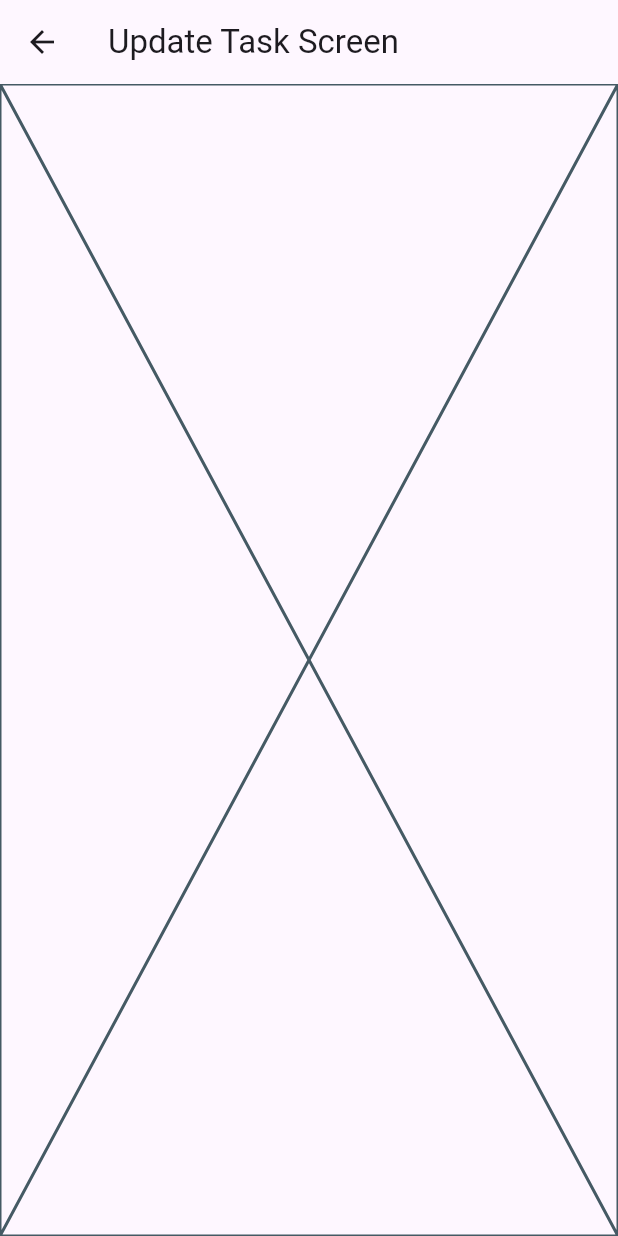
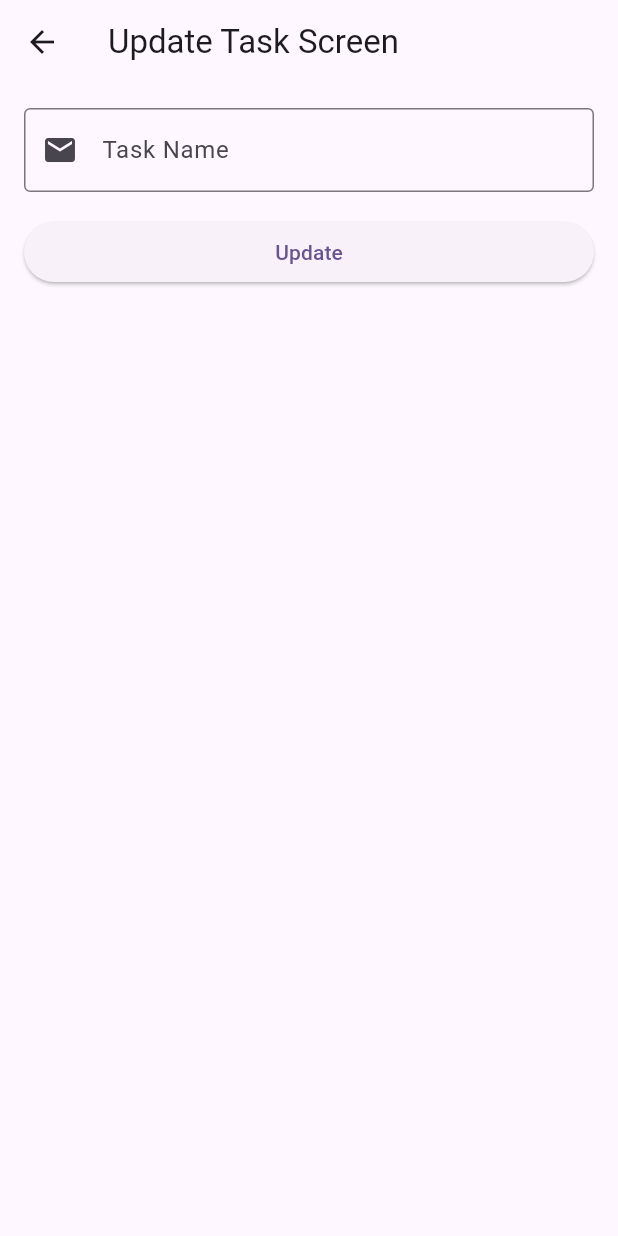
Before and after one commit to abidroid/sbbwu_firebase, a Flutter app: the TaskUpdateScreen screen opened directly, on a phone screen of 412 x 824 dp. Run offline on Flutter 3.47's test engine with Material 3 defaults, Android fonts, the phone set to English and light mode, and no system bars; our stand-ins replace country_code_picker, flutter_spinkit, gap.

Commit message:
task update screen

```diff
--- a/lib/screens/task_update_screen.dart
+++ b/lib/screens/task_update_screen.dart
@@ -1,4 +1,5 @@
 import 'package:flutter/material.dart';
+import 'package:gap/gap.dart';
 
 class TaskUpdateScreen extends StatefulWidget {
   const TaskUpdateScreen({super.key});
@@ -8,13 +9,32 @@ class TaskUpdateScreen extends StatefulWidget {
 }
 
 class _TaskUpdateScreenState extends State<TaskUpdateScreen> {
+  TextEditingController taskNameC = TextEditingController();
+
   @override
   Widget build(BuildContext context) {
     return Scaffold(
       appBar: AppBar(
         title: const Text('Update Task Screen'),
       ),
-      body: const Placeholder(),
+      body: Padding(
+        padding: const EdgeInsets.all(16.0),
+        child: ListView(children: [
+          TextField(
+            controller: taskNameC,
+            decoration: const InputDecoration(
+                hintText: 'Task Name',
+                prefixIcon: Icon(Icons.email),
+                border: OutlineInputBorder()
+            ),
+          ),
+
+          const Gap(16),
+          ElevatedButton(onPressed: (){
+
+            }, child: const Text('Update')),
+        ],),
+      ),
     );
   }
 }
```
